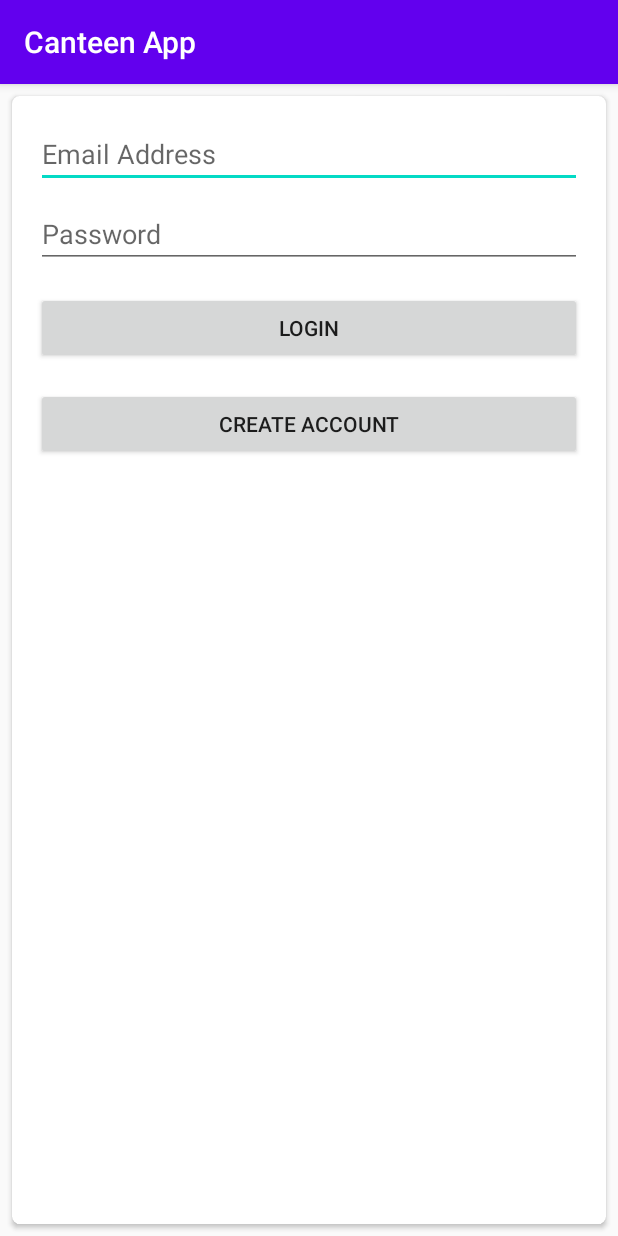
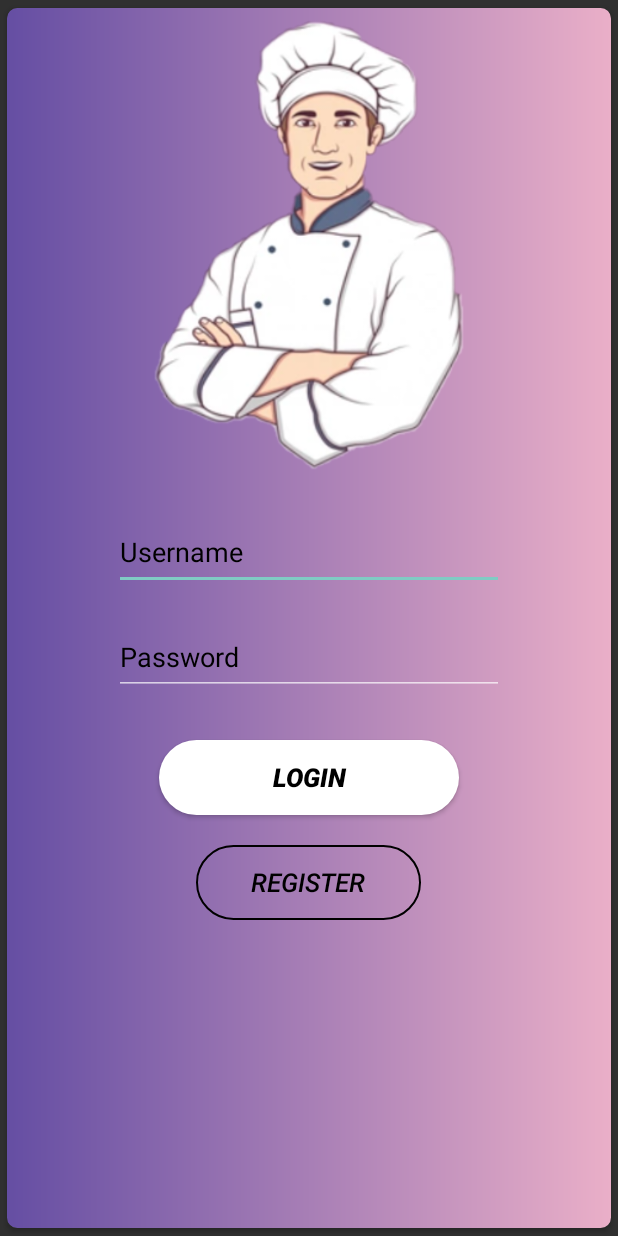
Before and after one commit to yogeshwarram/CanteenApp, an Android app: the screen it shows after launch (LoginActivity), on a phone screen of 412 x 824 dp. Run offline under Robolectric (Android 15) with nearby library versions, the phone set to English and light mode, and no system bars; our stand-ins replace Firebase (no records; nobody signed in at launch, a user with empty details on screens opened directly).

Commit message:
Login UI Modified

```diff
--- a/app/src/main/AndroidManifest.xml
+++ b/app/src/main/AndroidManifest.xml
@@ -10,7 +10,8 @@
         android:supportsRtl="true"
         android:theme="@style/AppTheme">
         <activity android:name=".RegisterActivity"/>
-        <activity android:name=".LoginActivity">
+        <activity android:name=".LoginActivity"
+            android:theme="@style/Theme.AppCompat.NoActionBar">
             <intent-filter>
                 <action android:name="android.intent.action.MAIN" />
 
--- a/app/src/main/java/com/google/firebase/canteenapp/LoginActivity.java
+++ b/app/src/main/java/com/google/firebase/canteenapp/LoginActivity.java
@@ -2,7 +2,6 @@ package com.google.firebase.canteenapp;
 
 import androidx.annotation.NonNull;
 import androidx.appcompat.app.AppCompatActivity;
-import androidx.cardview.widget.CardView;
 
 import android.content.Intent;
 import android.os.Bundle;
@@ -28,7 +27,6 @@ public class LoginActivity extends AppCompatActivity {
     FirebaseAuth fAuth;
     FirebaseFirestore fStore;
     private ProgressBar pb;
-    private CardView cardView;
     Intent intent1;
     Intent intent2;
     @Override
@@ -42,7 +40,6 @@ public class LoginActivity extends AppCompatActivity {
         loginBtn = findViewById(R.id.loginBtn);
         gotoRegister = findViewById(R.id.gotoRegister);
         pb = (ProgressBar) findViewById(R.id.loading_indicator);
-       cardView=(CardView)findViewById(R.id.cardView);
         intent1=new Intent(getApplicationContext(),OrderDetails.class);
         intent2=new Intent(getApplicationContext(),MainActivity.class);
         // pb.setVisibility(ProgressBar.INVISIBLE);
@@ -50,7 +47,7 @@ public class LoginActivity extends AppCompatActivity {
             @Override
             public void onClick(View view) {
 
-                cardView.setVisibility(View.INVISIBLE);
+
                 checkField(email);
                 checkField(password);
                 pb.setVisibility(ProgressBar.VISIBLE);
@@ -65,7 +62,6 @@ public class LoginActivity extends AppCompatActivity {
                             @Override
                             public void onFailure(@NonNull Exception e) {
                                 pb.setVisibility(ProgressBar.INVISIBLE);
-                                cardView.setVisibility(View.VISIBLE);
                                 Toast.makeText(getApplicationContext(),"Login Failed! Please try again",Toast.LENGTH_SHORT).show();
                             }
                         });
@@ -123,8 +119,6 @@ public class LoginActivity extends AppCompatActivity {
     @Override
     protected void onStart() {
         super.onStart();
-        cardView=(CardView)findViewById(R.id.cardView);
-        cardView.setVisibility(View.INVISIBLE);
         pb = (ProgressBar) findViewById(R.id.loading_indicator);
         pb.setVisibility(ProgressBar.VISIBLE);
         if(FirebaseAuth.getInstance().getCurrentUser()!=null){
@@ -159,7 +153,6 @@ public class LoginActivity extends AppCompatActivity {
         }
         else {
             pb.setVisibility(ProgressBar.INVISIBLE);
-            cardView.setVisibility(View.VISIBLE);
         }
     }
 }
--- /dev/null
+++ b/app/src/main/res/drawable/custom_edits.xml
@@ -0,0 +1,6 @@
+<?xml version="1.0" encoding="utf-8"?>
+<shape xmlns:android="http://schemas.android.com/apk/res/android" android:shape="rectangle" >
+
+    <stroke android:width="1dp" android:color="@color/colorBlack"/>
+    <corners android:radius="30dp"/>
+</shape>
--- /dev/null
+++ b/app/src/main/res/drawable/layout_1.xml
@@ -0,0 +1,6 @@
+<?xml version="1.0" encoding="utf-8"?>
+<shape xmlns:android="http://schemas.android.com/apk/res/android" android:shape="rectangle" >
+
+    <gradient android:startColor="#654ea3" android:endColor="#eaafc8" android:type="linear" android:angle="0"/>
+
+</shape>
--- /dev/null
+++ b/app/src/main/res/drawable/layout_2.xml
@@ -0,0 +1,6 @@
+<?xml version="1.0" encoding="utf-8"?>
+<shape xmlns:android="http://schemas.android.com/apk/res/android" android:shape="rectangle" >
+
+    <solid android:color="@color/colorWhite"/>
+    <corners android:radius="50dp"/>
+</shape>
--- a/app/src/main/res/layout/activity_login.xml
+++ b/app/src/main/res/layout/activity_login.xml
@@ -1,97 +1,90 @@
 <?xml version="1.0" encoding="utf-8"?>
-<androidx.constraintlayout.widget.ConstraintLayout xmlns:android="http://schemas.android.com/apk/res/android"
+<androidx.cardview.widget.CardView
+    xmlns:android="http://schemas.android.com/apk/res/android"
     xmlns:app="http://schemas.android.com/apk/res-auto"
     xmlns:tools="http://schemas.android.com/tools"
     android:layout_width="match_parent"
     android:layout_height="match_parent"
-    tools:context=".LoginActivity">
-
-
-    <androidx.cardview.widget.CardView
-        android:layout_width="0dp"
-        android:layout_height="0dp"
-        android:layout_marginStart="8dp"
-        android:layout_marginTop="8dp"
-        android:layout_marginEnd="8dp"
-        android:layout_marginBottom="8dp"
-        app:cardCornerRadius="5dp"
-        app:layout_constraintBottom_toBottomOf="parent"
-        app:layout_constraintEnd_toEndOf="parent"
-        app:layout_constraintStart_toStartOf="parent"
-        app:layout_constraintTop_toTopOf="parent"
-        android:id="@+id/cardView">
-
-        <androidx.constraintlayout.widget.ConstraintLayout
+    tools:context=".LoginActivity"
+    app:cardCornerRadius="7dp"
+    app:cardElevation="2dp"
+    app:cardUseCompatPadding="true"
+    >
+    <RelativeLayout
         android:layout_width="match_parent"
         android:layout_height="match_parent"
-            >
+        android:background="@drawable/layout_1">
+
+        <ImageView
+            android:id="@+id/imageView"
+            android:layout_width="wrap_content"
+            android:layout_height="300dp"
+            android:layout_centerInParent="true"
+            android:layout_alignParentTop="true"
+            app:srcCompat="@drawable/chef"
+            android:layout_marginTop="8dp"/>
 
         <EditText
             android:id="@+id/loginEmail"
-                android:layout_width="0dp"
-                android:layout_height="wrap_content"
-                android:layout_marginStart="16dp"
-                android:layout_marginTop="16dp"
-                android:layout_marginEnd="16dp"
-                android:ems="10"
-                android:hint="Email Address"
-                android:inputType="textEmailAddress"
-                app:layout_constraintEnd_toEndOf="parent"
-                app:layout_constraintStart_toStartOf="parent"
-                app:layout_constraintTop_toTopOf="parent" />
+            android:layout_width="260dp"
+            android:layout_height="50dp"
+            android:textColor="@color/colorBlack"
+            android:inputType="textPersonName"
+            android:hint="Username"
 
+            android:textColorHint="@color/colorBlack"
+            android:layout_below="@id/imageView"
+            android:layout_marginTop="30dp"
+            android:layout_centerInParent="true"/>
         <EditText
             android:id="@+id/loginPassword"
-                android:layout_width="0dp"
-                android:layout_height="wrap_content"
-                android:layout_marginStart="16dp"
-                android:layout_marginTop="8dp"
-                android:layout_marginEnd="16dp"
-                android:ems="10"
+            android:layout_width="260dp"
+            android:layout_height="50dp"
+            android:inputType="textPassword"
+            android:textColor="@color/colorBlack"
             android:hint="Password"
-                android:inputType="textPassword"
-                app:layout_constraintEnd_toEndOf="parent"
-                app:layout_constraintStart_toStartOf="parent"
-                app:layout_constraintTop_toBottomOf="@+id/loginEmail" />
+            android:textColorHint="@color/colorBlack"
+            android:layout_below="@id/loginEmail"
+            android:layout_marginTop="20dp"
+            android:layout_centerInParent="true"
+            />
+        <Button
+            android:layout_width="200dp"
+            android:layout_height="50dp"
+            android:text="Login"
+            android:id="@+id/loginBtn"
+            android:textStyle="bold|italic"
+            android:textSize="17sp"
+            android:textColor="@color/colorBlack"
+            android:background="@drawable/layout_2"
+            android:layout_below="@id/loginPassword"
+            android:layout_centerInParent="true"
+            android:layout_marginTop="30dp"
 
-            <Button
-                android:id="@+id/loginBtn"
-                android:layout_width="0dp"
-                android:layout_height="wrap_content"
-                android:layout_marginStart="16dp"
-                android:layout_marginTop="16dp"
-                android:layout_marginEnd="16dp"
-                android:text="LOgin"
-                app:layout_constraintEnd_toEndOf="parent"
-                app:layout_constraintStart_toStartOf="parent"
-                app:layout_constraintTop_toBottomOf="@+id/loginPassword" />
+            />
 
         <Button
             android:id="@+id/gotoRegister"
-                android:layout_width="0dp"
-                android:layout_height="wrap_content"
-                android:layout_marginStart="16dp"
-                android:layout_marginTop="16dp"
-                android:layout_marginEnd="16dp"
-                android:text="Create Account"
-                app:layout_constraintEnd_toEndOf="parent"
-                app:layout_constraintStart_toStartOf="parent"
-                app:layout_constraintTop_toBottomOf="@+id/loginBtn" />
+            android:layout_width="150dp"
+            android:layout_height="50dp"
+            android:textColor="@color/colorBlack"
+            android:text="Register"
+            android:textStyle="italic"
+            android:textSize="17sp"
+            android:background="@drawable/custom_edits"
+            android:layout_below="@id/loginBtn"
+            android:layout_centerInParent="true"
+            android:layout_marginTop="20dp"
+            android:textAllCaps="true"/>
 
-
-        </androidx.constraintlayout.widget.ConstraintLayout>
-
-    </androidx.cardview.widget.CardView>
-    <RelativeLayout
-        android:layout_width="match_parent"
-        android:layout_height="match_parent">
         <ProgressBar
             android:id="@+id/loading_indicator"
             style="@style/Widget.AppCompat.ProgressBar"
             android:layout_width="wrap_content"
             android:layout_height="wrap_content"
-            android:layout_centerInParent="true"
-            />
+            android:layout_below="@id/imageView"
+            android:layout_centerInParent="true"/>
+
+
     </RelativeLayout>
-
-</androidx.constraintlayout.widget.ConstraintLayout>
+</androidx.cardview.widget.CardView>
--- a/app/src/main/res/layout/payment_activity.xml
+++ b/app/src/main/res/layout/payment_activity.xml
@@ -14,7 +14,8 @@
         android:layout_marginRight="20dp"
         android:layout_marginTop="20dp"
         android:id="@+id/name"
-            android:text=""/>
+        android:text=""
+        />
     <EditText
         android:layout_width="match_parent"
         android:layout_height="wrap_content"
@@ -46,10 +47,11 @@
     <Button
         android:layout_width="100dp"
         android:layout_height="wrap_content"
-            android:background="@color/colorPrimary"
+        android:background="@drawable/custombuttons"
         android:id="@+id/send"
         android:layout_marginLeft="160dp"
         android:layout_marginTop="20dp"
         android:layout_centerHorizontal="true"
-            android:text="Pay Now"/>
+        android:text="Pay Now"
+        android:textColor="@color/colorBlack"/>
 </LinearLayout>
--- a/app/src/main/res/values/colors.xml
+++ b/app/src/main/res/values/colors.xml
@@ -7,5 +7,7 @@
     <color name="colorAccent">#03DAC5</color>
     <color name="colorBlack">#000000</color>
     <color name="colorWhite">#ffffff</color>
+    <color name="colorPink">#ff0080</color>
+    <color name="colorRed">#dd1818</color>
 
 </resources>
--- a/app/src/main/res/values/styles.xml
+++ b/app/src/main/res/values/styles.xml
@@ -10,5 +10,10 @@
         <item name="android:windowBackground" >@drawable/backgroundsplashscreen</item>
     </style>
 
+    <style name="Theme.AppCompat.NoActionBar">
+        <item name="windowActionBar">false</item>
+        <item name="windowNoTitle">true</item>
+    </style>
+
 
 </resources>
```
Also changed, not shown: app/src/main/res/drawable/chef.png (added). Lines whose indentation alone changed are shown as unchanged.
